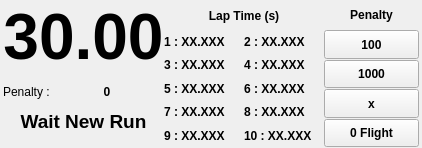
First picture: the form in F3FChrono/gui/WChrono.ui, repository jomarin38/F3FChrono, before the edit.
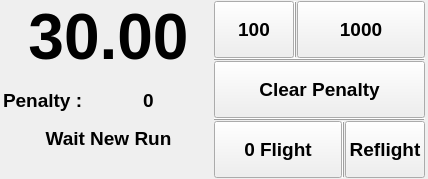
Second picture: the form after the edit.

Commit message: gui - remove time laps gui - chrono time without decimal during couting up/down gui - button label increase size and bold gui - refly reset ui, remove next pilot function

The edit to the form file:
```diff
--- a/F3FChrono/gui/WChrono.ui
+++ b/F3FChrono/gui/WChrono.ui
@@ -6,8 +6,8 @@
    <rect>
     <x>0</x>
     <y>0</y>
-    <width>422</width>
-    <height>148</height>
+    <width>428</width>
+    <height>179</height>
    </rect>
   </property>
   <property name="sizePolicy">
@@ -22,7 +22,7 @@
   <property name="inputMethodHints">
    <set>Qt::ImhNone</set>
   </property>
-  <layout class="QHBoxLayout" name="horizontalLayout_3" stretch="0,0,0">
+  <layout class="QHBoxLayout" name="horizontalLayout_3" stretch="0,0">
    <property name="spacing">
     <number>0</number>
    </property>
@@ -70,6 +70,13 @@
       <layout class="QHBoxLayout" name="horizontalLayout_4">
        <item>
         <widget class="QLabel" name="label">
+         <property name="font">
+          <font>
+           <pointsize>14</pointsize>
+           <weight>75</weight>
+           <bold>true</bold>
+          </font>
+         </property>
          <property name="text">
           <string>Penalty :</string>
          </property>
@@ -97,7 +104,7 @@
          </property>
          <property name="font">
           <font>
-           <pointsize>9</pointsize>
+           <pointsize>14</pointsize>
            <weight>75</weight>
            <bold>true</bold>
           </font>
@@ -151,7 +158,7 @@
        </property>
        <property name="font">
         <font>
-         <pointsize>9</pointsize>
+         <pointsize>18</pointsize>
          <weight>75</weight>
          <bold>true</bold>
         </font>
@@ -166,338 +173,166 @@
      </item>
     </layout>
    </item>
-   <item>
-    <layout class="QVBoxLayout" name="verticalLayout_5" stretch="1,4">
-     <item>
-      <widget class="QLabel" name="LapTimeLabel">
-       <property name="sizePolicy">
-        <sizepolicy hsizetype="Expanding" vsizetype="Expanding">
-         <horstretch>0</horstretch>
-         <verstretch>0</verstretch>
-        </sizepolicy>
-       </property>
-       <property name="font">
-        <font>
-         <pointsize>9</pointsize>
-         <weight>75</weight>
-         <italic>false</italic>
-         <bold>true</bold>
-        </font>
-       </property>
-       <property name="text">
-        <string>Lap Time (s)</string>
-       </property>
-       <property name="alignment">
-        <set>Qt::AlignCenter</set>
-       </property>
-      </widget>
-     </item>
-     <item>
-      <layout class="QHBoxLayout" name="horizontalLayout">
-       <item>
-        <layout class="QVBoxLayout" name="verticalLayout_4">
-         <item>
-          <widget class="QLabel" name="Lap1">
-           <property name="sizePolicy">
-            <sizepolicy hsizetype="Expanding" vsizetype="Expanding">
-             <horstretch>0</horstretch>
-             <verstretch>0</verstretch>
-            </sizepolicy>
-           </property>
-           <property name="minimumSize">
-            <size>
-             <width>80</width>
-             <height>0</height>
-            </size>
-           </property>
-           <property name="font">
-            <font>
-             <pointsize>9</pointsize>
-             <weight>75</weight>
-             <bold>true</bold>
-            </font>
-           </property>
-           <property name="text">
-            <string>1 : XX.XXX</string>
-           </property>
-          </widget>
-         </item>
-         <item>
-          <widget class="QLabel" name="Lap3">
-           <property name="sizePolicy">
-            <sizepolicy hsizetype="Expanding" vsizetype="Expanding">
-             <horstretch>0</horstretch>
-             <verstretch>0</verstretch>
-            </sizepolicy>
-           </property>
-           <property name="font">
-            <font>
-             <pointsize>9</pointsize>
-             <weight>75</weight>
-             <bold>true</bold>
-            </font>
-           </property>
-           <property name="text">
-            <string>3 : XX.XXX</string>
-           </property>
-          </widget>
-         </item>
-         <item>
-          <widget class="QLabel" name="Lap5">
-           <property name="sizePolicy">
-            <sizepolicy hsizetype="Expanding" vsizetype="Expanding">
-             <horstretch>0</horstretch>
-             <verstretch>0</verstretch>
-            </sizepolicy>
-           </property>
-           <property name="font">
-            <font>
-             <pointsize>9</pointsize>
-             <weight>75</weight>
-             <bold>true</bold>
-            </font>
-           </property>
-           <property name="text">
-            <string>5 : XX.XXX</string>
-           </property>
-          </widget>
-         </item>
-         <item>
-          <widget class="QLabel" name="Lap7">
-           <property name="sizePolicy">
-            <sizepolicy hsizetype="Expanding" vsizetype="Expanding">
-             <horstretch>0</horstretch>
-             <verstretch>0</verstretch>
-            </sizepolicy>
-           </property>
-           <property name="font">
-            <font>
-             <pointsize>9</pointsize>
-             <weight>75</weight>
-             <bold>true</bold>
-            </font>
-           </property>
-           <property name="text">
-            <string>7 : XX.XXX</string>
-           </property>
-          </widget>
-         </item>
-         <item>
-          <widget class="QLabel" name="Lap9">
-           <property name="sizePolicy">
-            <sizepolicy hsizetype="Expanding" vsizetype="Expanding">
-             <horstretch>0</horstretch>
-             <verstretch>0</verstretch>
-            </sizepolicy>
-           </property>
-           <property name="font">
-            <font>
-             <pointsize>9</pointsize>
-             <weight>75</weight>
-             <bold>true</bold>
-            </font>
-           </property>
-           <property name="text">
-            <string>9 : XX.XXX</string>
-           </property>
-          </widget>
-         </item>
-        </layout>
-       </item>
-       <item>
-        <layout class="QVBoxLayout" name="verticalLayout_3">
-         <item>
-          <widget class="QLabel" name="Lap2">
-           <property name="sizePolicy">
-            <sizepolicy hsizetype="Expanding" vsizetype="Expanding">
-             <horstretch>0</horstretch>
-             <verstretch>0</verstretch>
-            </sizepolicy>
-           </property>
-           <property name="minimumSize">
-            <size>
-             <width>80</width>
-             <height>0</height>
-            </size>
-           </property>
-           <property name="font">
-            <font>
-             <pointsize>9</pointsize>
-             <weight>75</weight>
-             <bold>true</bold>
-            </font>
-           </property>
-           <property name="text">
-            <string>2 : XX.XXX</string>
-           </property>
-          </widget>
-         </item>
-         <item>
-          <widget class="QLabel" name="Lap4">
-           <property name="sizePolicy">
-            <sizepolicy hsizetype="Expanding" vsizetype="Expanding">
-             <horstretch>0</horstretch>
-             <verstretch>0</verstretch>
-            </sizepolicy>
-           </property>
-           <property name="font">
-            <font>
-             <pointsize>9</pointsize>
-             <weight>75</weight>
-             <bold>true</bold>
-            </font>
-           </property>
-           <property name="text">
-            <string>4 : XX.XXX</string>
-           </property>
-          </widget>
-         </item>
-         <item>
-          <widget class="QLabel" name="Lap6">
-           <property name="sizePolicy">
-            <sizepolicy hsizetype="Expanding" vsizetype="Expanding">
-             <horstretch>0</horstretch>
-             <verstretch>0</verstretch>
-            </sizepolicy>
-           </property>
-           <property name="font">
-            <font>
-             <pointsize>9</pointsize>
-             <weight>75</weight>
-             <bold>true</bold>
-            </font>
-           </property>
-           <property name="text">
-            <string>6 : XX.XXX</string>
-           </property>
-          </widget>
-         </item>
-         <item>
-          <widget class="QLabel" name="Lap8">
-           <property name="sizePolicy">
-            <sizepolicy hsizetype="Expanding" vsizetype="Expanding">
-             <horstretch>0</horstretch>
-             <verstretch>0</verstretch>
-            </sizepolicy>
-           </property>
-           <property name="font">
-            <font>
-             <pointsize>9</pointsize>
-             <weight>75</weight>
-             <bold>true</bold>
-            </font>
-           </property>
-           <property name="text">
-            <string>8 : XX.XXX</string>
-           </property>
-          </widget>
-         </item>
-         <item>
-          <widget class="QLabel" name="Lap10">
-           <property name="sizePolicy">
-            <sizepolicy hsizetype="Expanding" vsizetype="Expanding">
-             <horstretch>0</horstretch>
-             <verstretch>0</verstretch>
-            </sizepolicy>
-           </property>
-           <property name="font">
-            <font>
-             <pointsize>9</pointsize>
-             <weight>75</weight>
-             <bold>true</bold>
-            </font>
-           </property>
-           <property name="text">
-            <string>10 : XX.XXX</string>
-           </property>
-          </widget>
-         </item>
-        </layout>
-       </item>
-      </layout>
-     </item>
-    </layout>
-   </item>
    <item>
     <layout class="QVBoxLayout" name="verticalLayout_2">
      <property name="spacing">
-      <number>1</number>
+      <number>0</number>
      </property>
-     <property name="sizeConstraint">
-      <enum>QLayout::SetMinAndMaxSize</enum>
-     </property>
      <item>
-      <widget class="QLabel" name="penaltyLabel">
-       <property name="sizePolicy">
-        <sizepolicy hsizetype="Expanding" vsizetype="Expanding">
-         <horstretch>0</horstretch>
-         <verstretch>0</verstretch>
-        </sizepolicy>
+      <layout class="QHBoxLayout" name="horizontalLayout">
+       <property name="spacing">
+        <number>0</number>
        </property>
-       <property name="font">
-        <font>
-         <pointsize>9</pointsize>
-         <weight>75</weight>
-         <bold>true</bold>
-        </font>
+       <item>
+        <widget class="QPushButton" name="btn_penalty_100">
+         <property name="sizePolicy">
+          <sizepolicy hsizetype="Minimum" vsizetype="Expanding">
+           <horstretch>0</horstretch>
+           <verstretch>0</verstretch>
+          </sizepolicy>
+         </property>
+         <property name="font">
+          <font>
+           <pointsize>14</pointsize>
+           <weight>75</weight>
+           <bold>true</bold>
+          </font>
+         </property>
+         <property name="text">
+          <string>100</string>
+         </property>
+        </widget>
+       </item>
+       <item>
+        <widget class="Line" name="line_5">
+         <property name="frameShadow">
+          <enum>QFrame::Raised</enum>
+         </property>
+         <property name="orientation">
+          <enum>Qt::Vertical</enum>
+         </property>
+        </widget>
+       </item>
+       <item>
+        <widget class="QPushButton" name="btn_penalty_1000">
+         <property name="sizePolicy">
+          <sizepolicy hsizetype="Expanding" vsizetype="Expanding">
+           <horstretch>0</horstretch>
+           <verstretch>0</verstretch>
+          </sizepolicy>
+         </property>
+         <property name="font">
+          <font>
+           <pointsize>14</pointsize>
+           <weight>75</weight>
+           <bold>true</bold>
+          </font>
+         </property>
+         <property name="text">
+          <string>1000</string>
+         </property>
+        </widget>
+       </item>
+      </layout>
+     </item>
+     <item>
+      <widget class="Line" name="line">
+       <property name="frameShadow">
+        <enum>QFrame::Raised</enum>
        </property>
-       <property name="text">
-        <string>Penalty</string>
+       <property name="orientation">
+        <enum>Qt::Horizontal</enum>
        </property>
-       <property name="alignment">
-        <set>Qt::AlignCenter</set>
-       </property>
       </widget>
      </item>
      <item>
-      <widget class="QPushButton" name="btn_penalty_100">
+      <widget class="QPushButton" name="btn_clear_penalty">
        <property name="sizePolicy">
-        <sizepolicy hsizetype="Minimum" vsizetype="Expanding">
+        <sizepolicy hsizetype="Preferred" vsizetype="Expanding">
          <horstretch>0</horstretch>
          <verstretch>0</verstretch>
         </sizepolicy>
        </property>
+       <property name="maximumSize">
+        <size>
+         <width>16777215</width>
+         <height>16777215</height>
+        </size>
+       </property>
        <property name="font">
         <font>
-         <pointsize>9</pointsize>
+         <pointsize>14</pointsize>
          <weight>75</weight>
          <bold>true</bold>
         </font>
        </property>
        <property name="text">
-        <string>100</string>
+        <string>Clear Penalty</string>
        </property>
       </widget>
      </item>
      <item>
-      <widget class="QPushButton" name="btn_penalty_1000">
-       <property name="sizePolicy">
-        <sizepolicy hsizetype="Expanding" vsizetype="Expanding">
-         <horstretch>0</horstretch>
-         <verstretch>0</verstretch>
-        </sizepolicy>
+      <widget class="Line" name="line_3">
+       <property name="frameShadow">
+        <enum>QFrame::Raised</enum>
        </property>
-       <property name="font">
-        <font>
-         <pointsize>9</pointsize>
-         <weight>75</weight>
-         <bold>true</bold>
-        </font>
+       <property name="orientation">
+        <enum>Qt::Horizontal</enum>
        </property>
-       <property name="text">
-        <string>1000</string>
-       </property>
       </widget>
      </item>
      <item>
-      <layout class="QHBoxLayout" name="horizontalLayout_2">
-       <property name="sizeConstraint">
-        <enum>QLayout::SetMinAndMaxSize</enum>
+      <layout class="QHBoxLayout" name="horizontalLayout_6">
+       <property name="spacing">
+        <number>0</number>
        </property>
        <item>
-        <widget class="QPushButton" name="btn_clear_penalty">
+        <widget class="Line" name="line_2">
+         <property name="frameShadow">
+          <enum>QFrame::Raised</enum>
+         </property>
+         <property name="lineWidth">
+          <number>2</number>
+         </property>
+         <property name="orientation">
+          <enum>Qt::Horizontal</enum>
+         </property>
+        </widget>
+       </item>
+       <item>
+        <widget class="QPushButton" name="nullFlight">
          <property name="sizePolicy">
-          <sizepolicy hsizetype="Preferred" vsizetype="Expanding">
+          <sizepolicy hsizetype="Expanding" vsizetype="Expanding">
+           <horstretch>0</horstretch>
+           <verstretch>0</verstretch>
+          </sizepolicy>
+         </property>
+         <property name="font">
+          <font>
+           <pointsize>14</pointsize>
+           <weight>75</weight>
+           <bold>true</bold>
+          </font>
+         </property>
+         <property name="text">
+          <string>0 Flight</string>
+         </property>
+        </widget>
+       </item>
+       <item>
+        <widget class="Line" name="line_4">
+         <property name="frameShadow">
+          <enum>QFrame::Raised</enum>
+         </property>
+         <property name="orientation">
+          <enum>Qt::Vertical</enum>
+         </property>
+        </widget>
+       </item>
+       <item>
+        <widget class="QPushButton" name="Btn_reflight">
+         <property name="sizePolicy">
+          <sizepolicy hsizetype="Minimum" vsizetype="Expanding">
            <horstretch>0</horstretch>
            <verstretch>0</verstretch>
           </sizepolicy>
@@ -510,38 +345,24 @@
          </property>
          <property name="font">
           <font>
-           <pointsize>9</pointsize>
+           <pointsize>14</pointsize>
            <weight>75</weight>
            <bold>true</bold>
           </font>
          </property>
+         <property name="layoutDirection">
+          <enum>Qt::LeftToRight</enum>
+         </property>
          <property name="text">
-          <string>x</string>
+          <string>Reflight</string>
+         </property>
+         <property name="flat">
+          <bool>false</bool>
          </property>
         </widget>
        </item>
       </layout>
      </item>
-     <item>
-      <widget class="QPushButton" name="nullFlight">
-       <property name="sizePolicy">
-        <sizepolicy hsizetype="Expanding" vsizetype="Expanding">
-         <horstretch>0</horstretch>
-         <verstretch>0</verstretch>
-        </sizepolicy>
-       </property>
-       <property name="font">
-        <font>
-         <pointsize>9</pointsize>
-         <weight>75</weight>
-         <bold>true</bold>
-        </font>
-       </property>
-       <property name="text">
-        <string>0 Flight</string>
-       </property>
-      </widget>
-     </item>
     </layout>
    </item>
   </layout>
```
The commit also changes 7 other files.
